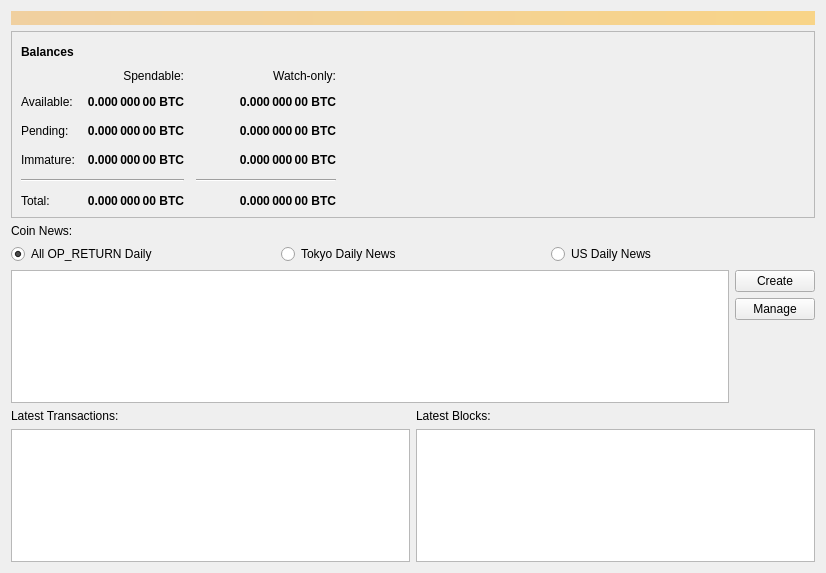
Old version of the form src/qt/forms/overviewpage.ui in the repository torkelrogstad/mainchain.
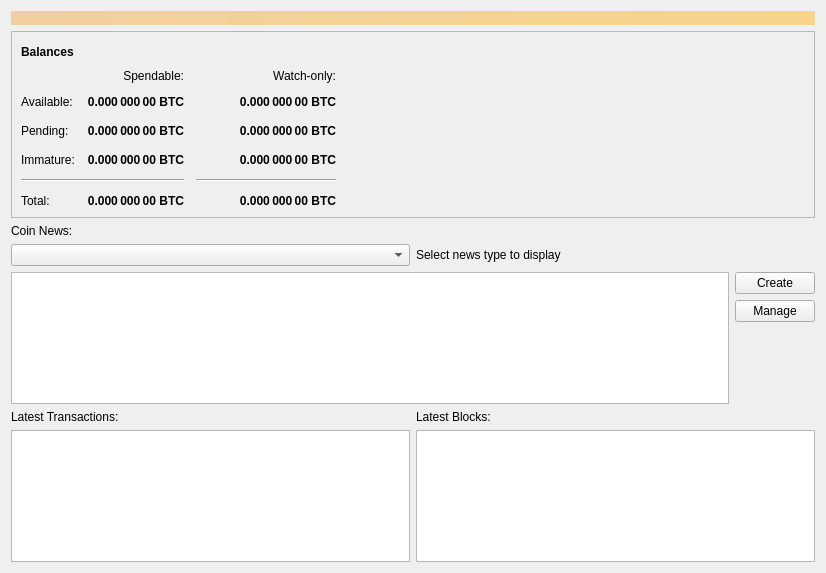
New version of the form. Icons and pictures are not drawn.

Commit message: Allow creating & filtering custom news types

```diff
--- a/src/qt/forms/overviewpage.ui
+++ b/src/qt/forms/overviewpage.ui
@@ -436,26 +436,12 @@
       <number>0</number>
      </property>
      <item>
-      <widget class="QRadioButton" name="radioButtonNewsAll">
-       <property name="text">
-        <string>All OP_RETURN Daily</string>
-       </property>
-       <property name="checked">
-        <bool>true</bool>
-       </property>
-      </widget>
+      <widget class="QComboBox" name="comboBoxNewsType"/>
      </item>
      <item>
-      <widget class="QRadioButton" name="radioButtonNewsTokyoDay">
+      <widget class="QLabel" name="label_4">
        <property name="text">
-        <string>Tokyo Daily News</string>
-       </property>
-      </widget>
-     </item>
-     <item>
-      <widget class="QRadioButton" name="radioButtonNewsUSDay">
-       <property name="text">
-        <string>US Daily News</string>
+        <string>Select news type to display</string>
        </property>
       </widget>
      </item>
```
The commit also changes 6 other files.
